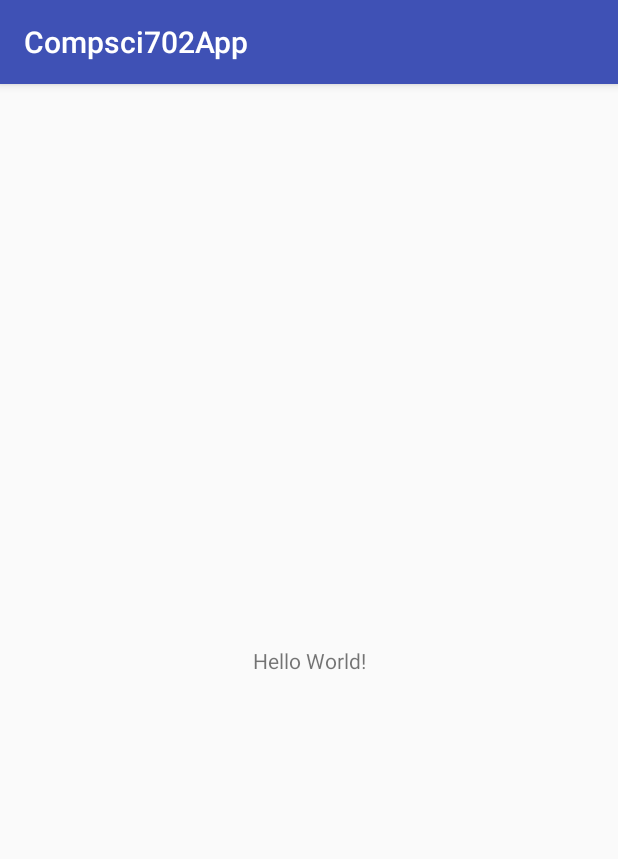
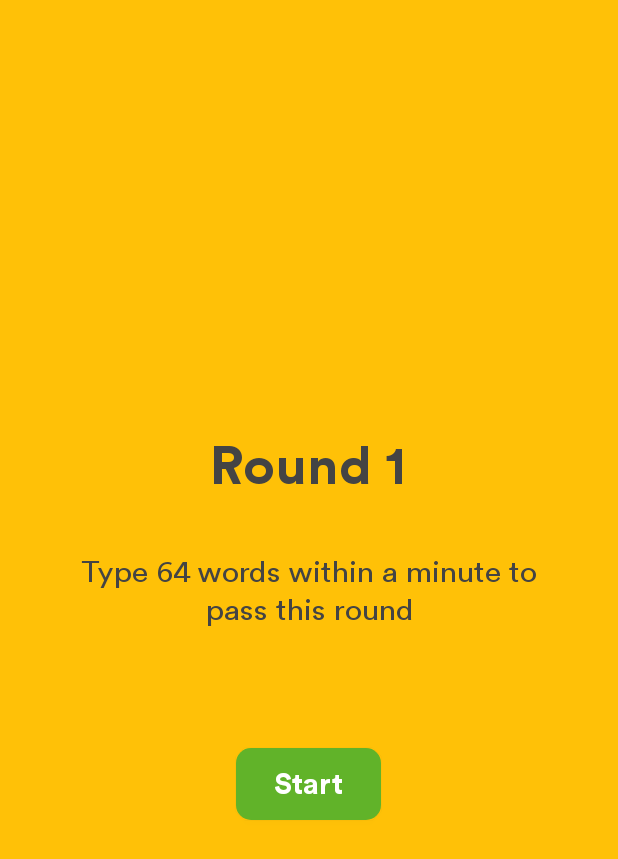
Before and after one commit to Wenpeng778435592/App-Compsci702, an Android app: the screen it shows after launch (MainActivity before the commit, GameActivity after it), on a phone screen of 412 x 824 dp. Shown: the top 859 px of the screen. Run offline under Robolectric (Android 15) with nearby library versions, the phone set to English and light mode, and no system bars.

Commit message:
adding basic layouts

```diff
--- a/app/src/main/AndroidManifest.xml
+++ b/app/src/main/AndroidManifest.xml
@@ -9,10 +9,11 @@
         android:roundIcon="@mipmap/ic_launcher_round"
         android:supportsRtl="true"
         android:theme="@style/AppTheme">
-        <activity android:name=".MainActivity">
+        <activity android:name=".GameActivity"
+            android:windowSoftInputMode="stateVisible"
+            android:screenOrientation="portrait">
             <intent-filter>
                 <action android:name="android.intent.action.MAIN" />
-
                 <category android:name="android.intent.category.LAUNCHER" />
             </intent-filter>
         </activity>
--- /dev/null
+++ b/app/src/main/java/com/compsci702/compsci702app/GameActivity.java
@@ -0,0 +1,40 @@
+package com.compsci702.compsci702app;
+
+import android.content.Context;
+import android.support.v7.app.AppCompatActivity;
+import android.os.Bundle;
+import android.view.View;
+import android.view.inputmethod.InputMethodManager;
+import android.widget.EditText;
+import android.widget.LinearLayout;
+
+public class GameActivity extends AppCompatActivity {
+
+    LinearLayout nextLevelLayout;
+    LinearLayout mainGameLayout;
+
+    EditText inputText;
+
+    @Override
+    protected void onCreate(Bundle savedInstanceState) {
+        super.onCreate(savedInstanceState);
+        setContentView(R.layout.activity_game);
+
+        nextLevelLayout = findViewById(R.id.nextLevelLayout);
+        mainGameLayout = findViewById(R.id.mainGameLayout);
+        inputText = findViewById(R.id.inputText);
+
+    }
+
+    public void showKeyboard(EditText inputTextField) {
+        inputTextField.requestFocus();
+        InputMethodManager imm = (InputMethodManager)getSystemService(Context.INPUT_METHOD_SERVICE);
+        imm.toggleSoftInput(InputMethodManager.HIDE_IMPLICIT_ONLY, 0);
+    }
+
+    public void nextLevelStartClicked(View view){
+        nextLevelLayout.setVisibility(View.GONE);
+        mainGameLayout.setVisibility(View.VISIBLE);
+        showKeyboard(inputText);
+    }
+}
--- a/app/src/main/java/com/compsci702/compsci702app/MainActivity.java
+++ /dev/null
@@ -1,13 +0,0 @@
-package com.compsci702.compsci702app;
-
-import android.support.v7.app.AppCompatActivity;
-import android.os.Bundle;
-
-public class MainActivity extends AppCompatActivity {
-
-    @Override
-    protected void onCreate(Bundle savedInstanceState) {
-        super.onCreate(savedInstanceState);
-        setContentView(R.layout.activity_main);
-    }
-}
--- /dev/null
+++ b/app/src/main/res/drawable/button_normal.xml
@@ -0,0 +1,5 @@
+<?xml version="1.0" encoding="utf-8"?>
+<shape xmlns:android="http://schemas.android.com/apk/res/android" android:shape="rectangle">
+    <corners android:radius="10dp" />
+    <solid android:color="@color/green"/>
+</shape>
--- /dev/null
+++ b/app/src/main/res/drawable/progress_bar.xml
@@ -0,0 +1,28 @@
+<?xml version="1.0" encoding="utf-8"?>
+<layer-list xmlns:android="http://schemas.android.com/apk/res/android">
+    <item android:id="@android:id/background">
+        <shape>
+            <corners android:radius="8dip" />
+            <gradient
+                android:startColor="@color/lightGrey"
+                android:centerColor="@color/lightGrey"
+                android:endColor="@color/lightGrey"
+                />
+        </shape>
+    </item>
+
+
+    <item android:id="@android:id/progress">
+        <clip>
+            <shape>
+                <corners android:radius="8dip" />
+                <gradient
+                    android:startColor="@color/green"
+                    android:centerColor="@color/green"
+                    android:endColor="@color/green"
+                    />
+            </shape>
+        </clip>
+    </item>
+
+</layer-list>
--- /dev/null
+++ b/app/src/main/res/layout/activity_game.xml
@@ -0,0 +1,172 @@
+<?xml version="1.0" encoding="utf-8"?>
+<LinearLayout xmlns:android="http://schemas.android.com/apk/res/android"
+    xmlns:app="http://schemas.android.com/apk/res-auto"
+    xmlns:tools="http://schemas.android.com/tools"
+    android:layout_width="match_parent"
+    android:layout_height="match_parent"
+    tools:context=".GameActivity"
+    tools:layout_editor_absoluteY="81dp"
+    android:orientation="vertical">
+
+    <LinearLayout
+        android:id="@+id/mainGameLayout"
+        android:layout_width="match_parent"
+        android:layout_height="match_parent"
+        android:orientation="vertical"
+        android:visibility="gone">
+        <LinearLayout
+            android:layout_width="match_parent"
+            android:layout_height="0dp"
+            android:layout_weight="1"
+            android:gravity="center_horizontal"
+            android:orientation="vertical"
+            android:weightSum="10">
+
+            <LinearLayout
+                android:id="@+id/headerLayout"
+                android:layout_width="match_parent"
+                android:layout_height="0dp"
+                android:layout_weight="1"
+                android:layout_marginTop="25dp"
+                android:gravity="center_horizontal"
+                android:orientation="horizontal">
+
+                <ImageView
+                    android:id="@+id/timerText"
+                    android:layout_width="22dp"
+                    android:layout_height="22dp"
+                    android:layout_marginRight="10dp"
+                    android:fontFamily="@font/circularbook"
+                    android:src="@drawable/stopwatch"
+                    android:text="Time: "
+                    android:textColor="@color/darkGrey"
+                    android:textSize="16sp"
+                    android:textStyle="bold" />
+
+                <TextView
+                    android:id="@+id/timer"
+                    android:layout_width="wrap_content"
+                    android:layout_height="wrap_content"
+                    android:fontFamily="@font/circularbook"
+                    android:text="00:00"
+                    android:textColor="@color/darkGrey"
+                    android:textSize="18sp"
+                    android:textStyle="bold" />
+            </LinearLayout>
+
+            <LinearLayout
+                android:id="@+id/progressLayout"
+                android:layout_width="match_parent"
+                android:layout_height="0dp"
+                android:layout_weight="3"
+                android:orientation="vertical"
+                android:layout_marginTop="15dp"
+                android:gravity="center">
+
+                <ProgressBar
+                    android:id="@+id/progressBar"
+                    style="?android:attr/progressBarStyleHorizontal"
+                    android:layout_width="match_parent"
+                    android:layout_height="20dp"
+                    android:layout_marginLeft="35dp"
+                    android:layout_marginRight="35dp"
+                    android:progress="45"
+                    android:progressDrawable="@drawable/progress_bar" />
+
+                <TextView
+                    android:id="@+id/progressText"
+                    android:layout_width="wrap_content"
+                    android:layout_height="wrap_content"
+                    android:layout_gravity="center_horizontal"
+                    android:layout_marginTop="5dp"
+                    android:text="01 / 64"
+                    android:textColor="@color/darkGrey"
+                    android:textSize="14sp"
+                    app:fontFamily="@font/circularbook" />
+
+            </LinearLayout>
+
+            <TextView
+                android:id="@+id/textView"
+                android:layout_width="wrap_content"
+                android:layout_height="0dp"
+                android:layout_weight="4"
+                android:gravity="center"
+                android:text="Word"
+                android:textColor="@color/darkGrey"
+                android:textSize="40sp"
+                android:textStyle="bold"
+                app:fontFamily="@font/circularbold" />
+
+            <EditText
+                android:id="@+id/inputText"
+                android:layout_width="wrap_content"
+                android:layout_height="0dp"
+                android:layout_weight="2"
+                android:gravity="center"
+                android:textSize="20sp"
+                android:fontFamily="@font/circularbook"/>
+        </LinearLayout>
+
+        <View
+            android:layout_width="match_parent"
+            android:layout_height="0dp"
+            android:layout_weight="1">
+
+        </View>
+
+    </LinearLayout>
+
+    <LinearLayout
+        android:layout_width="match_parent"
+        android:layout_height="match_parent"
+        android:id="@+id/nextLevelLayout"
+        android:orientation="vertical"
+        android:gravity="center"
+        android:background="#FFC107">
+
+        <TextView
+            android:id="@+id/levelText"
+            android:layout_width="wrap_content"
+            android:layout_height="wrap_content"
+            android:layout_marginTop="40dp"
+            android:fontFamily="@font/circularbold"
+            android:text="Round 1"
+            android:textSize="36sp"
+            android:textColor="@color/darkGrey"/>
+
+        <TextView
+            android:id="@+id/levelDescription"
+            android:layout_width="wrap_content"
+            android:layout_height="wrap_content"
+            android:fontFamily="@font/circularbook"
+            android:text="Type 64 words within a minute to pass this round"
+            android:textSize="20sp"
+            android:textColor="@color/darkGrey"
+            android:layout_marginTop="35dp"
+            android:layout_marginRight="40dp"
+            android:layout_marginLeft="40dp"
+            android:gravity="center"/>
+
+        <Button
+            android:id="@+id/levelStartButton"
+            android:layout_width="wrap_content"
+            android:layout_height="wrap_content"
+            android:layout_marginTop="80dp"
+            android:background="@drawable/button_normal"
+            android:fontFamily="@font/circularbold"
+            android:onClick="nextLevelStartClicked"
+            android:paddingLeft="25dp"
+            android:paddingRight="25dp"
+            android:text="Start"
+            android:textAppearance="@style/TextAppearance.AppCompat"
+            android:textColor="#fff"
+            android:textSize="20sp" />
+
+        <View
+            android:layout_width="wrap_content"
+            android:layout_height="30dp"/>
+
+    </LinearLayout>
+
+</LinearLayout>
--- a/app/src/main/res/layout/activity_main.xml
+++ /dev/null
@@ -1,18 +0,0 @@
-<?xml version="1.0" encoding="utf-8"?>
-<android.support.constraint.ConstraintLayout xmlns:android="http://schemas.android.com/apk/res/android"
-    xmlns:app="http://schemas.android.com/apk/res-auto"
-    xmlns:tools="http://schemas.android.com/tools"
-    android:layout_width="match_parent"
-    android:layout_height="match_parent"
-    tools:context=".MainActivity">
-
-    <TextView
-        android:layout_width="wrap_content"
-        android:layout_height="wrap_content"
-        android:text="Hello World!"
-        app:layout_constraintBottom_toBottomOf="parent"
-        app:layout_constraintLeft_toLeftOf="parent"
-        app:layout_constraintRight_toRightOf="parent"
-        app:layout_constraintTop_toTopOf="parent" />
-
-</android.support.constraint.ConstraintLayout>
--- a/app/src/main/res/values/colors.xml
+++ b/app/src/main/res/values/colors.xml
@@ -1,6 +1,6 @@
 <?xml version="1.0" encoding="utf-8"?>
 <resources>
-    <color name="colorPrimary">#3F51B5</color>
-    <color name="colorPrimaryDark">#303F9F</color>
-    <color name="colorAccent">#FF4081</color>
+    <color name="darkGrey">#444</color>
+    <color name="green">#61B329</color>
+    <color name="lightGrey">#eeeeee</color>
 </resources>
--- a/app/src/main/res/values/styles.xml
+++ b/app/src/main/res/values/styles.xml
@@ -1,11 +1,9 @@
 <resources>
 
     <!-- Base application theme. -->
-    <style name="AppTheme" parent="Theme.AppCompat.Light.DarkActionBar">
-        <!-- Customize your theme here. -->
-        <item name="colorPrimary">@color/colorPrimary</item>
-        <item name="colorPrimaryDark">@color/colorPrimaryDark</item>
-        <item name="colorAccent">@color/colorAccent</item>
+    <style name="AppTheme" parent="Theme.AppCompat.Light.NoActionBar">
+        <item name="android:windowNoTitle">true</item>
+        <item name="android:windowFullscreen">true</item>
     </style>
 
 </resources>
```
Also changed, not shown: app/src/main/res/drawable-hdpi/stopwatch.png (added), app/src/main/res/drawable-mdpi/stopwatch.png (added), app/src/main/res/drawable-xhdpi/stopwatch.png (added), app/src/main/res/drawable-xxhdpi/stopwatch.png (added), app/src/main/res/drawable-xxxhdpi/stopwatch.png (added), app/src/main/res/font/circularbold.ttf (added), app/src/main/res/font/circularbook.ttf (added).
